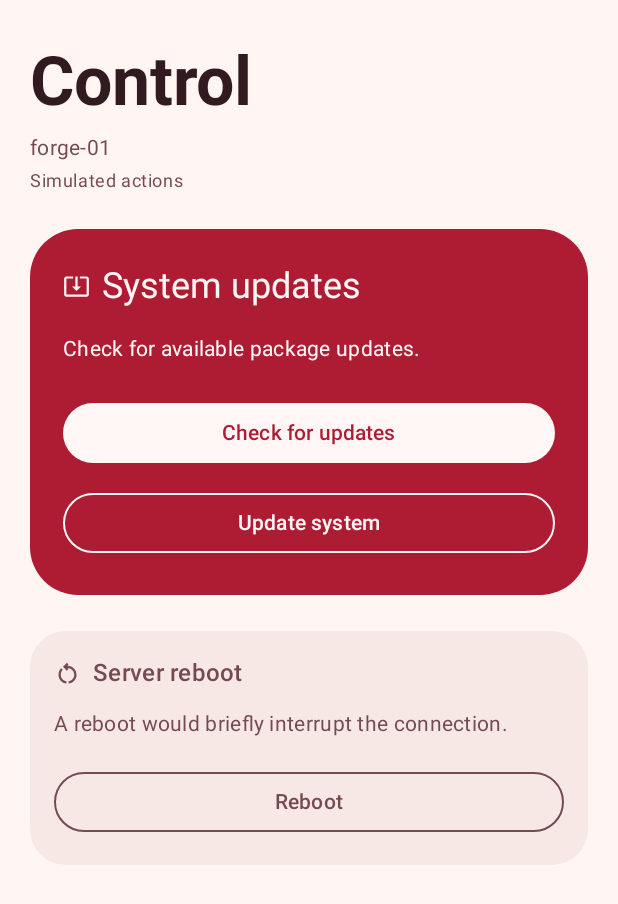
After one commit to ch7amada/red, an Android app built with Jetpack Compose: the composable ControlScreen shown on its own in the app's theme, on a phone screen of 412 x 824 dp. The commit adds this screen. Shown: the top 904 px of the screen. Run offline under Robolectric (Android 15) with nearby library versions, the phone set to English and light mode, and no system bars; 2 statements that could not run were skipped.

Commit message:
Add Android Control page

```diff
--- /dev/null
+++ b/androidapp/app/src/main/java/com/red/linuxmonitor/ControlScreen.kt
@@ -0,0 +1,313 @@
+package com.red.linuxmonitor
+
+import androidx.compose.foundation.layout.Column
+import androidx.compose.foundation.layout.Row
+import androidx.compose.foundation.layout.Spacer
+import androidx.compose.foundation.layout.fillMaxSize
+import androidx.compose.foundation.layout.fillMaxWidth
+import androidx.compose.foundation.layout.height
+import androidx.compose.foundation.layout.padding
+import androidx.compose.foundation.layout.size
+import androidx.compose.foundation.rememberScrollState
+import androidx.compose.foundation.shape.RoundedCornerShape
+import androidx.compose.foundation.verticalScroll
+import androidx.compose.material.icons.Icons
+import androidx.compose.material.icons.outlined.RestartAlt
+import androidx.compose.material.icons.outlined.SystemUpdateAlt
+import androidx.compose.material3.AlertDialog
+import androidx.compose.material3.Button
+import androidx.compose.foundation.BorderStroke
+import androidx.compose.material3.ButtonDefaults
+import androidx.compose.material3.Icon
+import androidx.compose.material3.MaterialTheme
+import androidx.compose.material3.OutlinedButton
+import androidx.compose.material3.Surface
+import androidx.compose.material3.Text
+import androidx.compose.material3.TextButton
+import androidx.compose.runtime.Composable
+import androidx.compose.runtime.getValue
+import androidx.compose.runtime.mutableStateOf
+import androidx.compose.runtime.saveable.rememberSaveable
+import androidx.compose.runtime.setValue
+import androidx.compose.ui.Alignment
+import androidx.compose.ui.Modifier
+import androidx.compose.ui.res.stringResource
+import androidx.compose.ui.semantics.LiveRegionMode
+import androidx.compose.ui.semantics.heading
+import androidx.compose.ui.semantics.liveRegion
+import androidx.compose.ui.semantics.semantics
+import androidx.compose.ui.text.font.FontWeight
+import androidx.compose.ui.unit.dp
+
+@Composable
+fun ControlScreen(modifier: Modifier = Modifier) {
+    val hostname = stringResource(R.string.hostname)
+
+    // System updates state
+    var updateStatus by rememberSaveable {
+        mutableStateOf("ready")
+    }
+    var showUpdateDialog by rememberSaveable {
+        mutableStateOf(false)
+    }
+
+    // Reboot state
+    var rebootDone by rememberSaveable {
+        mutableStateOf(false)
+    }
+    var showRebootDialog by rememberSaveable {
+        mutableStateOf(false)
+    }
+
+    Column(
+        modifier = modifier
+            .fillMaxSize()
+            .verticalScroll(rememberScrollState())
+            .padding(horizontal = 20.dp),
+    ) {
+        Spacer(modifier = Modifier.height(28.dp))
+
+        Text(
+            text = stringResource(R.string.control_title),
+            style = MaterialTheme.typography.displayMedium,
+            fontWeight = FontWeight.Bold,
+            modifier = Modifier.semantics { heading() },
+        )
+
+        Spacer(modifier = Modifier.height(8.dp))
+
+        Text(
+            text = hostname,
+            style = MaterialTheme.typography.bodyMedium,
+            color = MaterialTheme.colorScheme.onSurfaceVariant,
+        )
+
+        Spacer(modifier = Modifier.height(4.dp))
+
+        Text(
+            text = stringResource(R.string.control_simulated),
+            style = MaterialTheme.typography.bodySmall,
+            color = MaterialTheme.colorScheme.onSurfaceVariant,
+        )
+
+        Spacer(modifier = Modifier.height(24.dp))
+
+        // System updates card - dominant focal surface
+        Surface(
+            shape = RoundedCornerShape(32.dp),
+            color = MaterialTheme.colorScheme.primary,
+            contentColor = MaterialTheme.colorScheme.onPrimary,
+            modifier = Modifier.fillMaxWidth(),
+        ) {
+            Column(modifier = Modifier.padding(22.dp)) {
+                Row(
+                    verticalAlignment = Alignment.CenterVertically,
+                    horizontalArrangement = androidx.compose.foundation.layout.Arrangement.spacedBy(8.dp),
+                ) {
+                    Icon(
+                        imageVector = Icons.Outlined.SystemUpdateAlt,
+                        contentDescription = null,
+                        modifier = Modifier.size(18.dp),
+                    )
+                    Text(
+                        text = stringResource(R.string.control_updates_title),
+                        style = MaterialTheme.typography.headlineSmall,
+                        modifier = Modifier.semantics { heading() },
+                    )
+                }
+
+                Spacer(modifier = Modifier.height(16.dp))
+
+                // Status line with live region
+                val statusText = when (updateStatus) {
+                    "ready" -> stringResource(R.string.control_updates_ready)
+                    "available" -> stringResource(R.string.control_updates_available)
+                    else -> stringResource(R.string.control_updates_none)
+                }
+                Text(
+                    text = statusText,
+                    style = MaterialTheme.typography.bodyMedium,
+                    modifier = Modifier.semantics { liveRegion = LiveRegionMode.Polite },
+                )
+
+                Spacer(modifier = Modifier.height(20.dp))
+
+                // Check for updates button - primary
+                Button(
+                    onClick = {
+                        updateStatus = if (updateStatus == "up-to-date") "up-to-date" else "available"
+                    },
+                    colors = ButtonDefaults.buttonColors(
+                        containerColor = MaterialTheme.colorScheme.onPrimary,
+                        contentColor = MaterialTheme.colorScheme.primary,
+                    ),
+                    modifier = Modifier
+                        .fillMaxWidth()
+                        .padding(vertical = 2.dp),
+                ) {
+                    Text(text = stringResource(R.string.control_updates_button_check))
+                }
+
+                Spacer(modifier = Modifier.height(8.dp))
+
+                // Update system button - outlined
+                OutlinedButton(
+                    onClick = {
+                        showUpdateDialog = true
+                    },
+                    colors = ButtonDefaults.outlinedButtonColors(
+                        contentColor = MaterialTheme.colorScheme.onPrimary,
+                    ),
+                    border = BorderStroke(1.dp, MaterialTheme.colorScheme.onPrimary),
+                    modifier = Modifier
+                        .fillMaxWidth()
+                        .padding(vertical = 2.dp),
+                ) {
+                    Text(text = stringResource(R.string.control_updates_button_update))
+                }
+            }
+        }
+
+        Spacer(modifier = Modifier.height(24.dp))
+
+        // Reboot card - quieter surface
+        Surface(
+            shape = RoundedCornerShape(24.dp),
+            color = MaterialTheme.colorScheme.surfaceVariant,
+            contentColor = MaterialTheme.colorScheme.onSurfaceVariant,
+            modifier = Modifier.fillMaxWidth(),
+        ) {
+            Column(modifier = Modifier.padding(16.dp)) {
+                Row(
+                    verticalAlignment = Alignment.CenterVertically,
+                    horizontalArrangement = androidx.compose.foundation.layout.Arrangement.spacedBy(8.dp),
+                ) {
+                    Icon(
+                        imageVector = Icons.Outlined.RestartAlt,
+                        contentDescription = null,
+                        modifier = Modifier.size(18.dp),
+                    )
+                    Text(
+                        text = stringResource(R.string.control_reboot_title),
+                        style = MaterialTheme.typography.titleMedium,
+                        modifier = Modifier.semantics { heading() },
+                    )
+                }
+
+                Spacer(modifier = Modifier.height(12.dp))
+
+                Text(
+                    text = stringResource(R.string.control_reboot_explanation),
+                    style = MaterialTheme.typography.bodyMedium,
+                )
+
+                if (rebootDone) {
+                    Spacer(modifier = Modifier.height(12.dp))
+                    Text(
+                        text = stringResource(R.string.control_reboot_simulated),
+                        style = MaterialTheme.typography.bodySmall,
+                    )
+                }
+
+                Spacer(modifier = Modifier.height(16.dp))
+
+                OutlinedButton(
+                    onClick = {
+                        showRebootDialog = true
+                    },
+                    modifier = Modifier
+                        .fillMaxWidth()
+                        .padding(vertical = 2.dp),
+                    colors = ButtonDefaults.outlinedButtonColors(
+                        contentColor = MaterialTheme.colorScheme.onSurfaceVariant,
+                    ),
+                    border = BorderStroke(1.dp, MaterialTheme.colorScheme.onSurfaceVariant),
+                ) {
+                    Text(text = stringResource(R.string.control_reboot_button))
+                }
+            }
+        }
+
+        Spacer(modifier = Modifier.height(32.dp))
+    }
+
+    // Update confirmation dialog
+    if (showUpdateDialog) {
+        AlertDialog(
+            onDismissRequest = { showUpdateDialog = false },
+            containerColor = MaterialTheme.colorScheme.surfaceVariant,
+            titleContentColor = MaterialTheme.colorScheme.onSurface,
+            textContentColor = MaterialTheme.colorScheme.onSurfaceVariant,
+            title = {
+                Text(text = stringResource(R.string.control_confirm_update_title))
+            },
+            text = {
+                Text(text = stringResource(R.string.control_confirm_update_message, hostname))
+            },
+            confirmButton = {
+                Button(
+                    onClick = {
+                        updateStatus = "up-to-date"
+                        showUpdateDialog = false
+                    },
+                    colors = ButtonDefaults.buttonColors(
+                        containerColor = MaterialTheme.colorScheme.onPrimary,
+                        contentColor = MaterialTheme.colorScheme.primary,
+                    ),
+                ) {
+                    Text(text = stringResource(R.string.control_updates_button_update))
+                }
+            },
+            dismissButton = {
+                TextButton(
+                    onClick = { showUpdateDialog = false },
+                    colors = ButtonDefaults.textButtonColors(
+                        contentColor = MaterialTheme.colorScheme.onSurface,
+                    ),
+                ) {
+                    Text(text = stringResource(R.string.control_dialog_cancel))
+                }
+            },
+        )
+    }
+
+    // Reboot confirmation dialog
+    if (showRebootDialog) {
+        AlertDialog(
+            onDismissRequest = { showRebootDialog = false },
+            containerColor = MaterialTheme.colorScheme.surfaceVariant,
+            titleContentColor = MaterialTheme.colorScheme.onSurface,
+            textContentColor = MaterialTheme.colorScheme.onSurfaceVariant,
+            title = {
+                Text(text = stringResource(R.string.control_confirm_reboot_title))
+            },
+            text = {
+                Text(text = stringResource(R.string.control_confirm_reboot_message, hostname))
+            },
+            confirmButton = {
+                Button(
+                    onClick = {
+                        rebootDone = true
+                        showRebootDialog = false
+                    },
+                    colors = ButtonDefaults.buttonColors(
+                        containerColor = MaterialTheme.colorScheme.onPrimary,
+                        contentColor = MaterialTheme.colorScheme.primary,
+                    ),
+                ) {
+                    Text(text = stringResource(R.string.control_reboot_button))
+                }
+            },
+            dismissButton = {
+                TextButton(
+                    onClick = { showRebootDialog = false },
+                    colors = ButtonDefaults.textButtonColors(
+                        contentColor = MaterialTheme.colorScheme.onSurface,
+                    ),
+                ) {
+                    Text(text = stringResource(R.string.control_dialog_cancel))
+                }
+            },
+        )
+    }
+}
--- /dev/null
+++ b/androidapp/app/src/main/res/values/control_strings.xml
@@ -0,0 +1,21 @@
+<?xml version="1.0" encoding="utf-8"?>
+<resources>
+    <!-- Control screen -->
+    <string name="control_title">Control</string>
+    <string name="control_simulated">Simulated actions</string>
+    <string name="control_updates_title">System updates</string>
+    <string name="control_updates_ready">Check for available package updates.</string>
+    <string name="control_updates_available">3 updates available</string>
+    <string name="control_updates_none">System is up to date</string>
+    <string name="control_updates_button_check">Check for updates</string>
+    <string name="control_updates_button_update">Update system</string>
+    <string name="control_reboot_title">Server reboot</string>
+    <string name="control_reboot_explanation">A reboot would briefly interrupt the connection.</string>
+    <string name="control_reboot_button">Reboot</string>
+    <string name="control_reboot_simulated">Reboot simulated</string>
+    <string name="control_confirm_update_title">Update system?</string>
+    <string name="control_confirm_update_message">Install available updates on %1$s in this preview.</string>
+    <string name="control_confirm_reboot_title">Reboot server?</string>
+    <string name="control_confirm_reboot_message">A reboot would briefly interrupt connections to %1$s. This is a simulation.</string>
+    <string name="control_dialog_cancel">Cancel</string>
+</resources>
--- a/androidapp/app/src/main/res/values/strings.xml
+++ b/androidapp/app/src/main/res/values/strings.xml
@@ -51,4 +51,8 @@
     <string name="llama_context_total">32,768</string>
     <string name="llama_context_available">24,576 available</string>
     <string name="llama_context_label">Context tokens</string>
+
+    <!-- Navigation -->
+    <string name="nav_system">System</string>
+    <string name="nav_control">Control</string>
 </resources>
```
Also changed, not shown: androidapp/app/src/main/java/com/red/linuxmonitor/MainActivity.kt (+120 -16 lines).
